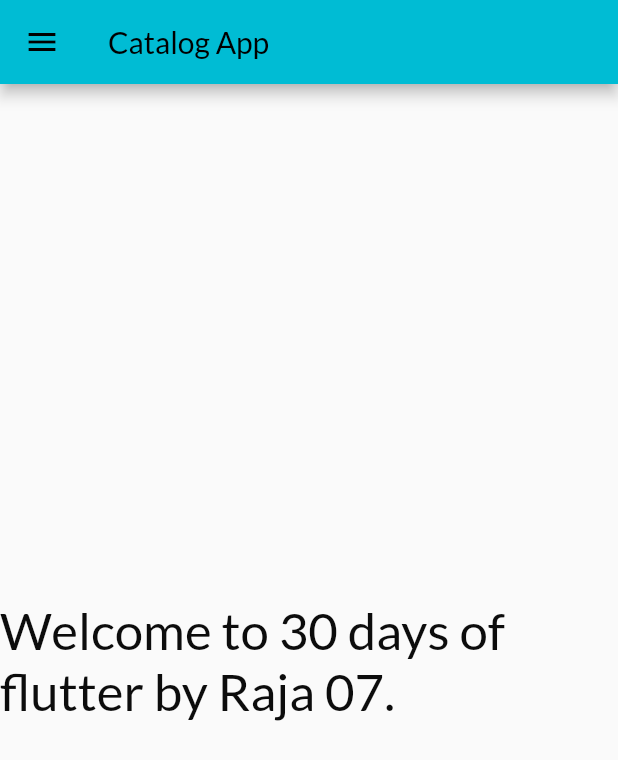
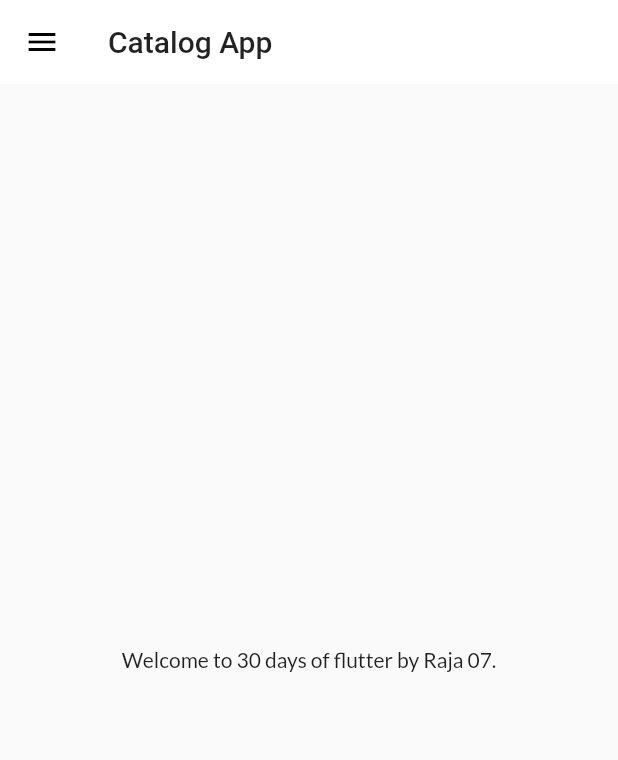
Before and after one commit to hemantthorat2403/Catalog-App, a Flutter app: the screen it shows after launch, on a phone screen of 412 x 824 dp. Shown: the top 760 px of the screen. Run offline on Flutter 3.47's test engine with Material 2 defaults, Android fonts, the phone set to English and light mode, and no system bars; our stand-ins replace google_fonts.

Commit message:
themes commited

```diff
--- a/lib/main.dart
+++ b/lib/main.dart
@@ -1,6 +1,7 @@
 import 'package:demo/pages/home_page.dart';
 import 'package:demo/pages/login_page.dart';
 import 'package:demo/utils/routes.dart';
+import 'package:demo/widgets/themes.dart';
 import 'package:flutter/material.dart';
 import 'package:google_fonts/google_fonts.dart';
 
@@ -14,11 +15,9 @@ class MyApp extends StatelessWidget {
   Widget build(BuildContext context) {
     return MaterialApp(
         themeMode: ThemeMode.light,
-        theme: ThemeData(primarySwatch: Colors.cyan,
-        fontFamily: GoogleFonts.lato().fontFamily,
-          ),
-          debugShowCheckedModeBanner: false,
-        darkTheme: ThemeData(brightness: Brightness.dark),
+        theme:MyTheme.lightTheme(context)  ,
+        darkTheme:  MyTheme.darkTheme(context),
+        debugShowCheckedModeBanner: false,
         initialRoute: MyRoutes.homeRoute,
         routes: {
           "/": (context) => login_page(),
--- a/lib/pages/home_page.dart
+++ b/lib/pages/home_page.dart
@@ -16,9 +16,7 @@ class Homepage extends StatelessWidget {
       drawer: MyDrawer(),
       body: Center(
         child: Container(
-          child: Text("Welcome to $days days of flutter by $name.",
-              style: TextStyle(
-                  color: Color.fromARGB(255, 12, 12, 12), fontSize: 34)),
+          child: Text("Welcome to $days days of flutter by $name."),
         ),
       ),
     );
--- /dev/null
+++ b/lib/widgets/themes.dart
@@ -0,0 +1,18 @@
+import 'package:flutter/material.dart';
+import 'package:google_fonts/google_fonts.dart';
+
+class MyTheme {
+  static ThemeData lightTheme(BuildContext context) => ThemeData(
+      primarySwatch: Colors.cyan,
+      fontFamily: GoogleFonts.lato().fontFamily,
+      appBarTheme: AppBarTheme(
+          color: Colors.white,
+          elevation: 0.0,
+          iconTheme: IconThemeData(color: Colors.black),
+          textTheme: Theme.of(context).textTheme));
+
+
+   static ThemeData darkTheme(BuildContext context) => ThemeData(
+      brightness: Brightness.dark,
+      );
+}
```
